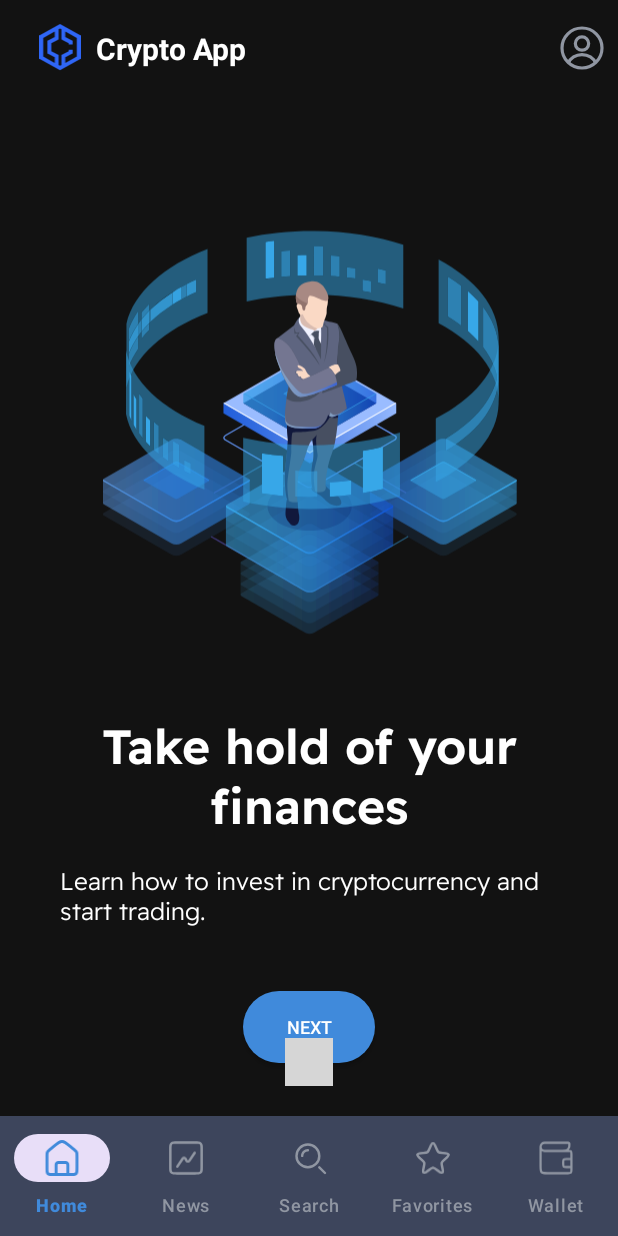
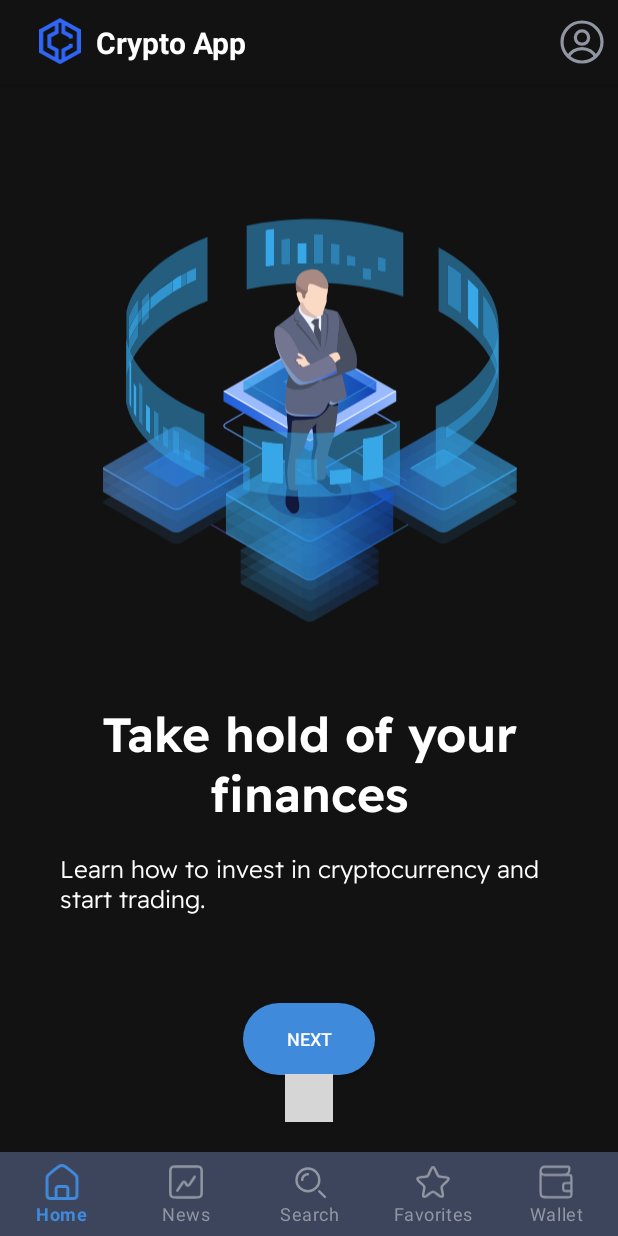
Before and after one commit to Kochipek/ForInvest-Crypto, an Android app: the screen it shows after launch (MainActivity), on a phone screen of 412 x 824 dp. Run offline under Robolectric (Android 15) with nearby library versions, the phone set to English and light mode, and no system bars; our stand-ins replace Dagger/Hilt's generated code, navigation-ui; libraries missing offline, so code that uses them is left out: com.tbuonomo.viewpagerdotsindicator; plain views replace DotsIndicator; 2 statements that could not run were skipped; grey boxes are pictures that could not be loaded.

Commit message:
Update app theme

```diff
--- a/app/src/main/res/values/themes.xml
+++ b/app/src/main/res/values/themes.xml
@@ -1,6 +1,6 @@
 <resources xmlns:tools="http://schemas.android.com/tools">
     <!-- Base application theme. -->
-    <style name="Base.Theme.ForInvestCrypto" parent="Theme.Material3.DayNight.NoActionBar">
+    <style name="Base.Theme.ForInvestCrypto" parent="Theme.MaterialComponents.DayNight.NoActionBar">
         <!-- Customize your light theme here. -->
         <!-- <item name="colorPrimary">@color/my_light_primary</item> -->
     </style>
```
